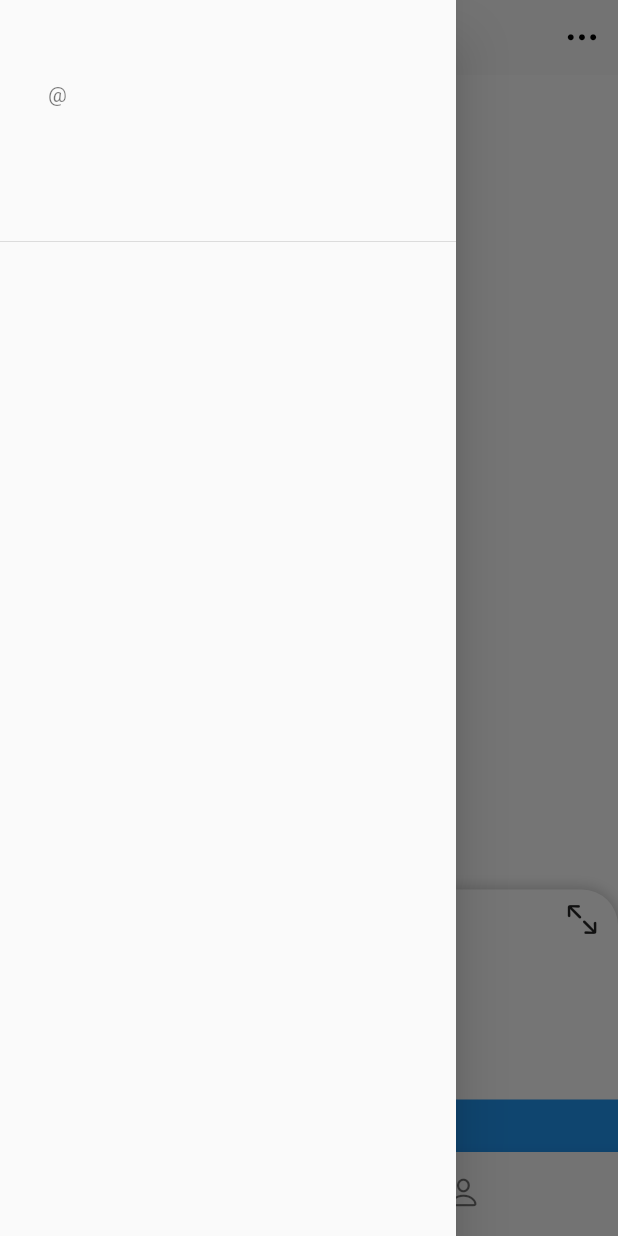
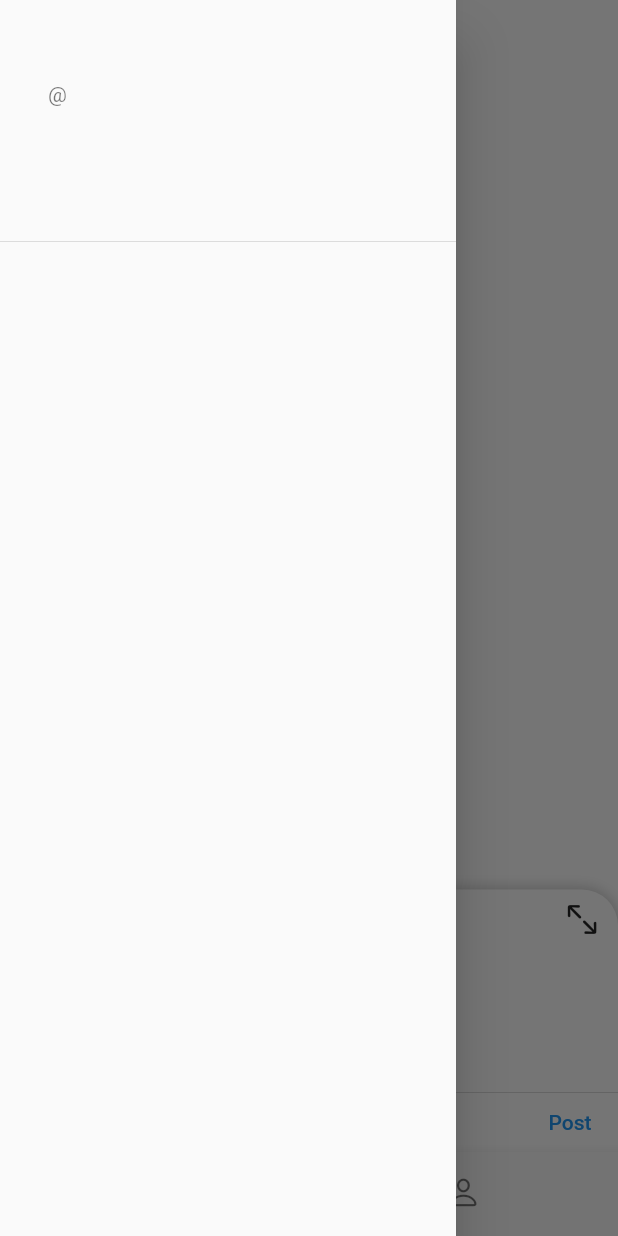
Before and after one commit to williazz/moments, a Flutter app: the FeedPage screen opened by its route, with the side drawer open, on a phone screen of 412 x 824 dp. Run offline on Flutter 3.47's test engine with Material 2 defaults, Android fonts, the light colour scheme and no system bars; drawn by our look-alikes of pull_to_refresh, sliding_up_panel; our stand-ins replace auto_route, cloud_firestore, firebase_auth, firebase_core, firebase_dynamic_links, get_it and 2 more; missing offline and left inert: dcache, flutterfire_ui, open_mail_app; accounts and stored records are empty; statements that could not run were skipped.

Commit message:
Header, Footer, and Open/Close behavior look good

```diff
--- /dev/null
+++ b/lib/components/reply_modal/footer.dart
@@ -0,0 +1,20 @@
+import 'package:flutter/material.dart';
+
+class ReplyFooterWidget extends StatefulWidget {
+  const ReplyFooterWidget({Key? key}) : super(key: key);
+
+  @override
+  State<ReplyFooterWidget> createState() => ReplyFooterWidgetState();
+}
+
+class ReplyFooterWidgetState extends State<ReplyFooterWidget> {
+  @override
+  Widget build(BuildContext context) {
+    return Row(
+      mainAxisAlignment: MainAxisAlignment.end,
+      children: [
+        TextButton(onPressed: () {}, child: const Text('Post')),
+      ],
+    );
+  }
+}
--- a/lib/components/reply_modal/header.dart
+++ b/lib/components/reply_modal/header.dart
@@ -4,9 +4,11 @@ import 'package:sliding_up_panel/sliding_up_panel.dart';
 
 class ReplyHeaderWidget extends StatefulWidget {
   final PanelController controller;
+  final ValueNotifier<bool> collapsed;
   const ReplyHeaderWidget({
     Key? key,
     required this.controller,
+    required this.collapsed,
   }) : super(key: key);
 
   @override
@@ -21,12 +23,22 @@ class _ReplyHeaderWidgetState extends State<ReplyHeaderWidget> {
     return Row(
       mainAxisAlignment: MainAxisAlignment.spaceBetween,
       children: [
-        IconButton(onPressed: () {}, icon: const Icon(CupertinoIcons.clear)),
         IconButton(
-            onPressed: toggle,
-            icon: Icon(collapsed
-                ? CupertinoIcons.fullscreen
-                : CupertinoIcons.fullscreen_exit)),
+            onPressed: () {
+              FocusScope.of(context).unfocus();
+              widget.controller.close();
+            },
+            icon: const Icon(CupertinoIcons.clear)),
+        const Icon(Icons.drag_handle_rounded),
+        ValueListenableBuilder<bool>(
+            valueListenable: widget.collapsed,
+            builder: (context, collapsed, _) {
+              return IconButton(
+                  onPressed: toggle,
+                  icon: Icon(collapsed
+                      ? CupertinoIcons.fullscreen
+                      : CupertinoIcons.fullscreen_exit));
+            }),
       ],
     );
   }
--- a/lib/components/reply_modal/reply_modal_provider.dart
+++ b/lib/components/reply_modal/reply_modal_provider.dart
@@ -1,4 +1,5 @@
 import 'package:flutter/material.dart';
+import 'package:moments/components/reply_modal/footer.dart';
 import 'package:moments/components/reply_modal/header.dart';
 import 'package:sliding_up_panel/sliding_up_panel.dart';
 
@@ -15,30 +16,55 @@ class ReplyModalProvider extends StatefulWidget {
 
 class _ReplyModalProviderState extends State<ReplyModalProvider> {
   final controller = PanelController();
+  late final ValueNotifier<bool> collapsed;
+
   final radius = const BorderRadius.only(
     topLeft: Radius.circular(24.0),
     topRight: Radius.circular(24.0),
   );
-  final bar = 35.0;
+  final headerHeight = 35.0;
+  final footerHeight = 40.0;
+
+  @override
+  void initState() {
+    super.initState();
+    collapsed = ValueNotifier<bool>(true);
+  }
 
   @override
   Widget build(BuildContext context) {
     final width = MediaQuery.of(context).size.width;
+    final theme = Theme.of(context);
     return SlidingUpPanel(
       controller: controller,
       body: widget.child,
       borderRadius: radius,
       minHeight: 175,
+      onPanelClosed: () => collapsed.value = true,
+      onPanelOpened: () => collapsed.value = false,
       panel: Padding(
-        padding: EdgeInsets.symmetric(vertical: bar),
+        padding:
+            EdgeInsets.fromLTRB(0, headerHeight, 0, 2 * footerHeight + 3.5),
         child: ReplyPanelWidget(radius: radius),
       ),
       header: Container(
-          height: bar,
+          height: headerHeight,
           width: width,
           decoration: BoxDecoration(borderRadius: radius),
-          child: ReplyHeaderWidget(controller: controller)),
-      footer: Container(height: bar, width: width, color: Colors.blue),
+          child: ReplyHeaderWidget(
+            controller: controller,
+            collapsed: collapsed,
+          )),
+      footer: Material(
+        color: theme.dialogBackgroundColor,
+        child: Container(
+          height: footerHeight,
+          width: width,
+          decoration:
+              const BoxDecoration(border: Border(top: BorderSide(width: 0.1))),
+          child: const ReplyFooterWidget(),
+        ),
+      ),
     );
   }
 }
--- a/lib/views/home/feed_page.dart
+++ b/lib/views/home/feed_page.dart
@@ -8,10 +8,12 @@ class FeedPage extends StatelessWidget {
   @override
   Widget build(BuildContext context) {
     final theme = Theme.of(context);
-    return Scaffold(
-      resizeToAvoidBottomInset: false,
-      backgroundColor: theme.colorScheme.background,
-      body: const ReplyModalProvider(child: FeedWidget()),
+    return SafeArea(
+      child: Scaffold(
+        resizeToAvoidBottomInset: false,
+        backgroundColor: theme.colorScheme.background,
+        body: const ReplyModalProvider(child: FeedWidget()),
+      ),
     );
   }
 }
--- a/lib/views/home/home_page.dart
+++ b/lib/views/home/home_page.dart
@@ -12,7 +12,7 @@ class HomePage extends StatelessWidget {
   Widget build(BuildContext context) {
     final colors = Theme.of(context).colorScheme;
     return AutoTabsScaffold(
-        appBarBuilder: ((context, tabsRouter) => const CustomAppBar()),
+        // appBarBuilder: ((context, tabsRouter) => const CustomAppBar()),
         drawer: const ProfileDrawer(),
         routes: const [
           FeedRouter(),
```
